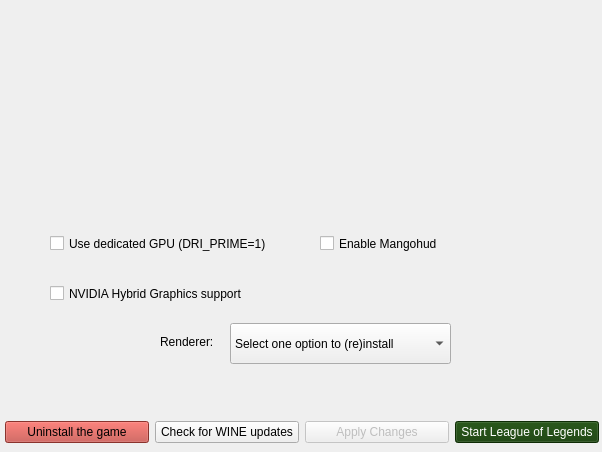
The window that python_src/ui/installer.ui (polkaulfield/lol-for-linux-installer) describes before a commit, drawn with Qt 5.
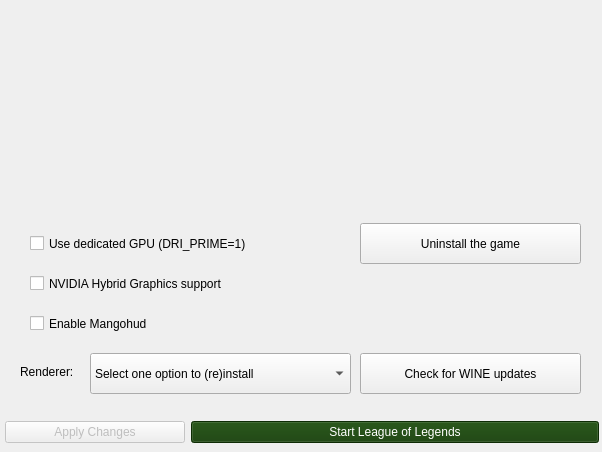
The same window after the commit. Icons and pictures are not drawn.

The edit to the form file:
```diff
--- a/python_src/ui/installer.ui
+++ b/python_src/ui/installer.ui
@@ -340,473 +340,17 @@
                 <property name="bottomMargin">
                  <number>9</number>
                 </property>
-                <item>
-                 <widget class="QPushButton" name="uninstallLeaguebutton">
-                  <property name="palette">
-                   <palette>
-                    <active>
-                     <colorrole role="WindowText">
-                      <brush brushstyle="SolidPattern">
-                       <color alpha="255">
-                        <red>0</red>
-                        <green>0</green>
-                        <blue>0</blue>
-                       </color>
-                      </brush>
-                     </colorrole>
-                     <colorrole role="Button">
-                      <brush brushstyle="SolidPattern">
-                       <color alpha="255">
-                        <red>193</red>
-                        <green>71</green>
-                        <blue>63</blue>
-                       </color>
-                      </brush>
-                     </colorrole>
-                     <colorrole role="Light">
-                      <brush brushstyle="SolidPattern">
-                       <color alpha="255">
-                        <red>255</red>
-                        <green>126</green>
-                        <blue>118</blue>
-                       </color>
-                      </brush>
-                     </colorrole>
-                     <colorrole role="Midlight">
-                      <brush brushstyle="SolidPattern">
-                       <color alpha="255">
-                        <red>224</red>
-                        <green>98</green>
-                        <blue>90</blue>
-                       </color>
-                      </brush>
-                     </colorrole>
-                     <colorrole role="Dark">
-                      <brush brushstyle="SolidPattern">
-                       <color alpha="255">
-                        <red>96</red>
-                        <green>35</green>
-                        <blue>31</blue>
-                       </color>
-                      </brush>
-                     </colorrole>
-                     <colorrole role="Mid">
-                      <brush brushstyle="SolidPattern">
-                       <color alpha="255">
-                        <red>129</red>
-                        <green>47</green>
-                        <blue>42</blue>
-                       </color>
-                      </brush>
-                     </colorrole>
-                     <colorrole role="Text">
-                      <brush brushstyle="SolidPattern">
-                       <color alpha="255">
-                        <red>0</red>
-                        <green>0</green>
-                        <blue>0</blue>
-                       </color>
-                      </brush>
-                     </colorrole>
-                     <colorrole role="BrightText">
-                      <brush brushstyle="SolidPattern">
-                       <color alpha="255">
-                        <red>255</red>
-                        <green>255</green>
-                        <blue>255</blue>
-                       </color>
-                      </brush>
-                     </colorrole>
-                     <colorrole role="ButtonText">
-                      <brush brushstyle="SolidPattern">
-                       <color alpha="255">
-                        <red>0</red>
-                        <green>0</green>
-                        <blue>0</blue>
-                       </color>
-                      </brush>
-                     </colorrole>
-                     <colorrole role="Base">
-                      <brush brushstyle="SolidPattern">
-                       <color alpha="255">
-                        <red>255</red>
-                        <green>255</green>
-                        <blue>255</blue>
-                       </color>
-                      </brush>
-                     </colorrole>
-                     <colorrole role="Window">
-                      <brush brushstyle="SolidPattern">
-                       <color alpha="255">
-                        <red>193</red>
-                        <green>71</green>
-                        <blue>63</blue>
-                       </color>
-                      </brush>
-                     </colorrole>
-                     <colorrole role="Shadow">
-                      <brush brushstyle="SolidPattern">
-                       <color alpha="255">
-                        <red>0</red>
-                        <green>0</green>
-                        <blue>0</blue>
-                       </color>
-                      </brush>
-                     </colorrole>
-                     <colorrole role="AlternateBase">
-                      <brush brushstyle="SolidPattern">
-                       <color alpha="255">
-                        <red>224</red>
-                        <green>163</green>
-                        <blue>159</blue>
-                       </color>
-                      </brush>
-                     </colorrole>
-                     <colorrole role="ToolTipBase">
-                      <brush brushstyle="SolidPattern">
-                       <color alpha="255">
-                        <red>255</red>
-                        <green>255</green>
-                        <blue>220</blue>
-                       </color>
-                      </brush>
-                     </colorrole>
-                     <colorrole role="ToolTipText">
-                      <brush brushstyle="SolidPattern">
-                       <color alpha="255">
-                        <red>0</red>
-                        <green>0</green>
-                        <blue>0</blue>
-                       </color>
-                      </brush>
-                     </colorrole>
-                     <colorrole role="PlaceholderText">
-                      <brush brushstyle="SolidPattern">
-                       <color alpha="128">
-                        <red>0</red>
-                        <green>0</green>
-                        <blue>0</blue>
-                       </color>
-                      </brush>
-                     </colorrole>
-                    </active>
-                    <inactive>
-                     <colorrole role="WindowText">
-                      <brush brushstyle="SolidPattern">
-                       <color alpha="255">
-                        <red>0</red>
-                        <green>0</green>
-                        <blue>0</blue>
-                       </color>
-                      </brush>
-                     </colorrole>
-                     <colorrole role="Button">
-                      <brush brushstyle="SolidPattern">
-                       <color alpha="255">
-                        <red>193</red>
-                        <green>71</green>
-                        <blue>63</blue>
-                       </color>
-                      </brush>
-                     </colorrole>
-                     <colorrole role="Light">
-                      <brush brushstyle="SolidPattern">
-                       <color alpha="255">
-                        <red>255</red>
-                        <green>126</green>
-                        <blue>118</blue>
-                       </color>
-                      </brush>
-                     </colorrole>
-                     <colorrole role="Midlight">
-                      <brush brushstyle="SolidPattern">
-                       <color alpha="255">
-                        <red>224</red>
-                        <green>98</green>
-                        <blue>90</blue>
-                       </color>
-                      </brush>
-                     </colorrole>
-                     <colorrole role="Dark">
-                      <brush brushstyle="SolidPattern">
-                       <color alpha="255">
-                        <red>96</red>
-                        <green>35</green>
-                        <blue>31</blue>
-                       </color>
-                      </brush>
-                     </colorrole>
-                     <colorrole role="Mid">
-                      <brush brushstyle="SolidPattern">
-                       <color alpha="255">
-                        <red>129</red>
-                        <green>47</green>
-                        <blue>42</blue>
-                       </color>
-                      </brush>
-                     </colorrole>
-                     <colorrole role="Text">
-                      <brush brushstyle="SolidPattern">
-                       <color alpha="255">
-                        <red>0</red>
-                        <green>0</green>
-                        <blue>0</blue>
-                       </color>
-                      </brush>
-                     </colorrole>
-                     <colorrole role="BrightText">
-                      <brush brushstyle="SolidPattern">
-                       <color alpha="255">
-                        <red>255</red>
-                        <green>255</green>
-                        <blue>255</blue>
-                       </color>
-                      </brush>
-                     </colorrole>
-                     <colorrole role="ButtonText">
-                      <brush brushstyle="SolidPattern">
-                       <color alpha="255">
-                        <red>0</red>
-                        <green>0</green>
-                        <blue>0</blue>
-                       </color>
-                      </brush>
-                     </colorrole>
-                     <colorrole role="Base">
-                      <brush brushstyle="SolidPattern">
-                       <color alpha="255">
-                        <red>255</red>
-                        <green>255</green>
-                        <blue>255</blue>
-                       </color>
-                      </brush>
-                     </colorrole>
-                     <colorrole role="Window">
-                      <brush brushstyle="SolidPattern">
-                       <color alpha="255">
-                        <red>193</red>
-                        <green>71</green>
-                        <blue>63</blue>
-                       </color>
-                      </brush>
-                     </colorrole>
-                     <colorrole role="Shadow">
-                      <brush brushstyle="SolidPattern">
-                       <color alpha="255">
-                        <red>0</red>
-                        <green>0</green>
-                        <blue>0</blue>
-                       </color>
-                      </brush>
-                     </colorrole>
-                     <colorrole role="AlternateBase">
-                      <brush brushstyle="SolidPattern">
-                       <color alpha="255">
-                        <red>224</red>
-                        <green>163</green>
-                        <blue>159</blue>
-                       </color>
-                      </brush>
-                     </colorrole>
-                     <colorrole role="ToolTipBase">
-                      <brush brushstyle="SolidPattern">
-                       <color alpha="255">
-                        <red>255</red>
-                        <green>255</green>
-                        <blue>220</blue>
-                       </color>
-                      </brush>
-                     </colorrole>
-                     <colorrole role="ToolTipText">
-                      <brush brushstyle="SolidPattern">
-                       <color alpha="255">
-                        <red>0</red>
-                        <green>0</green>
-                        <blue>0</blue>
-                       </color>
-                      </brush>
-                     </colorrole>
-                     <colorrole role="PlaceholderText">
-                      <brush brushstyle="SolidPattern">
-                       <color alpha="128">
-                        <red>0</red>
-                        <green>0</green>
-                        <blue>0</blue>
-                       </color>
-                      </brush>
-                     </colorrole>
-                    </inactive>
-                    <disabled>
-                     <colorrole role="WindowText">
-                      <brush brushstyle="SolidPattern">
-                       <color alpha="255">
-                        <red>96</red>
-                        <green>35</green>
-                        <blue>31</blue>
-                       </color>
-                      </brush>
-                     </colorrole>
-                     <colorrole role="Button">
-                      <brush brushstyle="SolidPattern">
-                       <color alpha="255">
-                        <red>193</red>
-                        <green>71</green>
-                        <blue>63</blue>
-                       </color>
-                      </brush>
-                     </colorrole>
-                     <colorrole role="Light">
-                      <brush brushstyle="SolidPattern">
-                       <color alpha="255">
-                        <red>255</red>
-                        <green>126</green>
-                        <blue>118</blue>
-                       </color>
-                      </brush>
-                     </colorrole>
-                     <colorrole role="Midlight">
-                      <brush brushstyle="SolidPattern">
-                       <color alpha="255">
-                        <red>224</red>
-                        <green>98</green>
-                        <blue>90</blue>
-                       </color>
-                      </brush>
-                     </colorrole>
-                     <colorrole role="Dark">
-                      <brush brushstyle="SolidPattern">
-                       <color alpha="255">
-                        <red>96</red>
-                        <green>35</green>
-                        <blue>31</blue>
-                       </color>
-                      </brush>
-                     </colorrole>
-                     <colorrole role="Mid">
-                      <brush brushstyle="SolidPattern">
-                       <color alpha="255">
-                        <red>129</red>
-                        <green>47</green>
-                        <blue>42</blue>
-                       </color>
-                      </brush>
-                     </colorrole>
-                     <colorrole role="Text">
-                      <brush brushstyle="SolidPattern">
-                       <color alpha="255">
-                        <red>96</red>
-                        <green>35</green>
-                        <blue>31</blue>
-                       </color>
-                      </brush>
-                     </colorrole>
-                     <colorrole role="BrightText">
-                      <brush brushstyle="SolidPattern">
-                       <color alpha="255">
-                        <red>255</red>
-                        <green>255</green>
-                        <blue>255</blue>
-                       </color>
-                      </brush>
-                     </colorrole>
-                     <colorrole role="ButtonText">
-                      <brush brushstyle="SolidPattern">
-                       <color alpha="255">
-                        <red>96</red>
-                        <green>35</green>
-                        <blue>31</blue>
-                       </color>
-                      </brush>
-                     </colorrole>
-                     <colorrole role="Base">
-                      <brush brushstyle="SolidPattern">
-                       <color alpha="255">
-                        <red>193</red>
-                        <green>71</green>
-                        <blue>63</blue>
-                       </color>
-                      </brush>
-                     </colorrole>
-                     <colorrole role="Window">
-                      <brush brushstyle="SolidPattern">
-                       <color alpha="255">
-                        <red>193</red>
-                        <green>71</green>
-                        <blue>63</blue>
-                       </color>
-                      </brush>
-                     </colorrole>
-                     <colorrole role="Shadow">
-                      <brush brushstyle="SolidPattern">
-                       <color alpha="255">
-                        <red>0</red>
-                        <green>0</green>
-                        <blue>0</blue>
-                       </color>
-                      </brush>
-                     </colorrole>
-                     <colorrole role="AlternateBase">
-                      <brush brushstyle="SolidPattern">
-                       <color alpha="255">
-                        <red>193</red>
-                        <green>71</green>
-                        <blue>63</blue>
-                       </color>
-                      </brush>
-                     </colorrole>
-                     <colorrole role="ToolTipBase">
-                      <brush brushstyle="SolidPattern">
-                       <color alpha="255">
-                        <red>255</red>
-                        <green>255</green>
-                        <blue>220</blue>
-                       </color>
-                      </brush>
-                     </colorrole>
-                     <colorrole role="ToolTipText">
-                      <brush brushstyle="SolidPattern">
-                       <color alpha="255">
-                        <red>0</red>
-                        <green>0</green>
-                        <blue>0</blue>
-                       </color>
-                      </brush>
-                     </colorrole>
-                     <colorrole role="PlaceholderText">
-                      <brush brushstyle="SolidPattern">
-                       <color alpha="128">
-                        <red>0</red>
-                        <green>0</green>
-                        <blue>0</blue>
-                       </color>
-                      </brush>
-                     </colorrole>
-                    </disabled>
-                   </palette>
-                  </property>
-                  <property name="autoFillBackground">
-                   <bool>false</bool>
-                  </property>
-                  <property name="text">
-                   <string>Uninstall the game</string>
-                  </property>
-                  <property name="checkable">
-                   <bool>false</bool>
-                  </property>
-                 </widget>
-                </item>
-                <item>
-                 <widget class="QPushButton" name="checkWineupdates">
-                  <property name="text">
-                   <string>Check for WINE updates</string>
-                  </property>
-                 </widget>
-                </item>
                 <item>
                  <widget class="QPushButton" name="applyButton">
                   <property name="enabled">
                    <bool>false</bool>
                   </property>
+                  <property name="maximumSize">
+                   <size>
+                    <width>180</width>
+                    <height>16777215</height>
+                   </size>
+                  </property>
                   <property name="text">
                    <string>Apply Changes</string>
                   </property>
@@ -1269,9 +813,9 @@
                </property>
                <property name="geometry">
                 <rect>
-                 <x>50</x>
-                 <y>80</y>
-                 <width>231</width>
+                 <x>30</x>
+                 <y>70</y>
+                 <width>321</width>
                  <height>41</height>
                 </rect>
                </property>
@@ -1291,9 +835,9 @@
                </property>
                <property name="geometry">
                 <rect>
-                 <x>50</x>
+                 <x>30</x>
                  <y>30</y>
-                 <width>241</width>
+                 <width>321</width>
                  <height>41</height>
                 </rect>
                </property>
@@ -1313,9 +857,9 @@
                </property>
                <property name="geometry">
                 <rect>
-                 <x>230</x>
-                 <y>130</y>
-                 <width>221</width>
+                 <x>90</x>
+                 <y>160</y>
+                 <width>261</width>
                  <height>41</height>
                 </rect>
                </property>
@@ -1338,8 +882,8 @@
               <widget class="QLabel" name="labelrenderer">
                <property name="geometry">
                 <rect>
-                 <x>160</x>
-                 <y>140</y>
+                 <x>20</x>
+                 <y>170</y>
                  <width>61</width>
                  <height>18</height>
                 </rect>
@@ -1354,9 +898,9 @@
                </property>
                <property name="geometry">
                 <rect>
-                 <x>320</x>
-                 <y>30</y>
-                 <width>231</width>
+                 <x>30</x>
+                 <y>110</y>
+                 <width>321</width>
                  <height>41</height>
                 </rect>
                </property>
@@ -1368,6 +912,48 @@
                </property>
                <property name="text">
                 <string>Enable Mangohud</string>
+               </property>
+               <property name="icon">
+                <iconset theme="video-display"/>
+               </property>
+              </widget>
+              <widget class="QPushButton" name="uninstallLeaguebutton">
+               <property name="geometry">
+                <rect>
+                 <x>360</x>
+                 <y>30</y>
+                 <width>221</width>
+                 <height>41</height>
+                </rect>
+               </property>
+               <property name="autoFillBackground">
+                <bool>false</bool>
+               </property>
+               <property name="text">
+                <string>Uninstall the game</string>
+               </property>
+               <property name="icon">
+                <iconset theme="edit-delete">
+                 <normaloff>.</normaloff>.</iconset>
+               </property>
+               <property name="checkable">
+                <bool>false</bool>
+               </property>
+              </widget>
+              <widget class="QPushButton" name="checkWineupdates">
+               <property name="geometry">
+                <rect>
+                 <x>360</x>
+                 <y>160</y>
+                 <width>221</width>
+                 <height>41</height>
+                </rect>
+               </property>
+               <property name="text">
+                <string>Check for WINE updates</string>
+               </property>
+               <property name="icon">
+                <iconset theme="view-refresh"/>
                </property>
               </widget>
              </widget>
```
Left out of the diff: 10 changed lines with no effect on the pictures.
